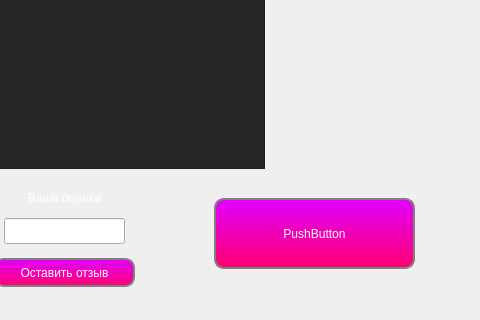
Old version of the form FINTESS_CENTRE/comment.ui in the repository bartem1us/Fitness_Centre; both pictures show x 336 to 816 and y 122 to 442 of the 816 by 442 pixel window.
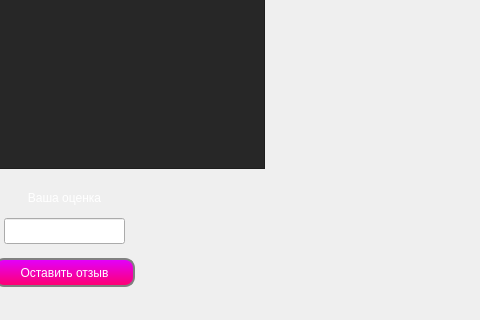
New version of the form. Icons and pictures are not drawn. Custom widgets are drawn as their Qt base class.

Commit message: change button to custom

```diff
--- a/FINTESS_CENTRE/comment.ui
+++ b/FINTESS_CENTRE/comment.ui
@@ -154,28 +154,6 @@
     <set>Qt::AlignCenter</set>
    </property>
   </widget>
-  <widget class="CustomButton" name="pushButton">
-   <property name="geometry">
-    <rect>
-     <x>550</x>
-     <y>320</y>
-     <width>201</width>
-     <height>71</height>
-    </rect>
-   </property>
-   <property name="styleSheet">
-    <string notr="true">
-	background: qlineargradient(x1:0, y1:0, x2:0, y2:1, stop:0 #e100ff, stop:1 #ff006f);
-	color: white;
-    border: 2px solid gray;
-    border-radius: 10px; /* Радиус закругления */
-    padding: 2px 10px;
-</string>
-   </property>
-   <property name="text">
-    <string>PushButton</string>
-   </property>
-  </widget>
  </widget>
  <customwidgets>
   <customwidget>
```
Left out of the diff: 2 changed lines with no effect on the pictures. The commit also changes 16 other files.
